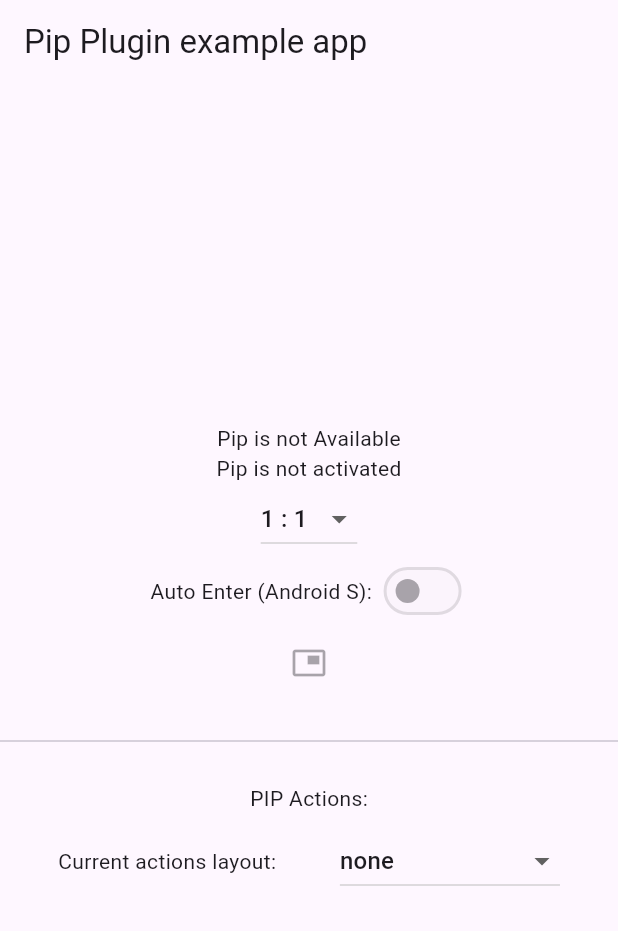
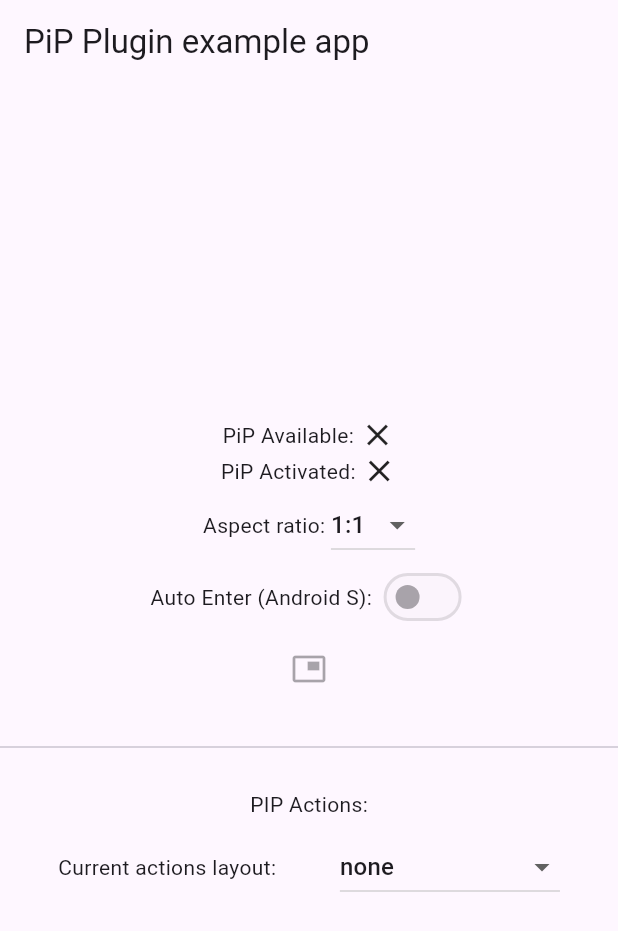
Before and after one commit to PuntitOwO/simple_pip_mode_flutter, a Flutter app: the screen it shows after launch, on a phone screen of 412 x 824 dp. Shown: the top 931 px of the screen. Run offline on Flutter 3.47's test engine with Material 3 defaults, Android fonts, the phone set to English and light mode, and no system bars.

Commit message:
feat: add AspectRatio and usage

```diff
--- a/example/lib/main.dart
+++ b/example/lib/main.dart
@@ -1,19 +1,21 @@
+// ignore_for_file: sort_child_properties_last
+
 import 'package:flutter/foundation.dart';
-import 'package:flutter/material.dart';
+import 'package:flutter/material.dart' hide AspectRatio;
 import 'package:simple_pip_mode/actions/pip_action.dart';
 import 'package:simple_pip_mode/actions/pip_actions_layout.dart';
-import 'dart:async';
+import 'package:simple_pip_mode/aspect_ratio.dart';
 
 import 'package:simple_pip_mode/simple_pip.dart'; // To enter pip mode and receive callbacks
 import 'package:simple_pip_mode/pip_widget.dart'; // To build pip mode dependent layouts
 
 /// Some aspect ratio presets to choose
 const aspectRatios = [
-  [1, 1],
-  [2, 3],
-  [3, 2],
-  [16, 9],
-  [9, 16],
+  (1, 1),
+  (2, 3),
+  (3, 2),
+  (16, 9),
+  (9, 16),
 ];
 
 void main() {
@@ -24,7 +26,7 @@ void main() {
 
 /// Example App to show usage of PIP mode
 class ExampleApp extends StatefulWidget {
-  const ExampleApp({Key? key}) : super(key: key);
+  const ExampleApp({super.key});
 
   @override
   State<ExampleApp> createState() => _ExampleAppState();
@@ -32,7 +34,7 @@ class ExampleApp extends StatefulWidget {
 
 class _ExampleAppState extends State<ExampleApp> {
   bool pipAvailable = false;
-  List<int> aspectRatio = aspectRatios.first;
+  AspectRatio aspectRatio = aspectRatios.first;
   bool autoPipAvailable = false;
   bool autoPipSwitch = false;
   late SimplePip pip;
@@ -60,12 +62,25 @@ class _ExampleAppState extends State<ExampleApp> {
     });
   }
 
-  List<DropdownMenuItem<PipActionsLayout>> layoutList() {
+  /// List of available layouts
+  List<DropdownMenuItem<PipActionsLayout>> get layoutList {
     return PipActionsLayout.values
         .map<DropdownMenuItem<PipActionsLayout>>(
-          (PipActionsLayout value) => DropdownMenuItem<PipActionsLayout>(
-            child: Text(value.name),
-            value: value,
+          (PipActionsLayout layout) => DropdownMenuItem<PipActionsLayout>(
+            value: layout,
+            child: Text(layout.name),
+          ),
+        )
+        .toList();
+  }
+
+  /// List of available aspect ratio presets
+  List<DropdownMenuItem<AspectRatio>> get aspectRatioList {
+    return aspectRatios
+        .map<DropdownMenuItem<AspectRatio>>(
+          (AspectRatio ratio) => DropdownMenuItem<AspectRatio>(
+            value: ratio,
+            child: Text(ratio.name),
           ),
         )
         .toList();
@@ -78,78 +93,37 @@ class _ExampleAppState extends State<ExampleApp> {
       home: PipWidget(
         // builder is null so child is used when not in pip mode
         pipLayout: pipActionsLayout,
-        onPipAction: (action) {
-          if (kDebugMode) print("PIP ACTION TAP: " + action.name);
-          switch (action) {
-            case PipAction.play:
-              // example: videoPlayerController.play();
-              setState(() {
-                isPlaying = true;
-                actionResponse = "Playing";
-              });
-              break;
-            case PipAction.pause:
-              // example: videoPlayerController.pause();
-              setState(() {
-                isPlaying = false;
-                actionResponse = "Paused";
-              });
-              break;
-            case PipAction.live:
-              // example: videoPlayerController.forceLive();
-              setState(() {
-                actionResponse = "Go to live view";
-              });
-              break;
-            case PipAction.next:
-              // example: videoPlayerController.next();
-              setState(() {
-                actionResponse = "Next";
-              });
-              break;
-            case PipAction.previous:
-              // example: videoPlayerController.previous();
-              setState(() {
-                actionResponse = "Previous";
-              });
-              break;
-            default:
-              break;
-          }
-        },
+        onPipAction: _handlePipAction,
         child: Scaffold(
-          appBar: AppBar(
-            title: const Text('Pip Plugin example app'),
-          ),
+          appBar: AppBar(title: const Text('PiP Plugin example app')),
           body: Column(
             crossAxisAlignment: CrossAxisAlignment.center,
             mainAxisAlignment: MainAxisAlignment.center,
             children: [
-              const SizedBox(width: double.infinity),
-              Text('Pip is ${pipAvailable ? '' : 'not '}Available'),
-              const Text('Pip is not activated'),
-              DropdownButton<List<int>>(
-                value: aspectRatio,
-                onChanged: (List<int>? newValue) {
-                  if (newValue == null) return;
-                  if (autoPipSwitch) {
-                    pip.setAutoPipMode(
-                      aspectRatio: newValue,
-                      seamlessResize: true,
-                    );
-                  }
-                  setState(() {
-                    aspectRatio = newValue;
-                  });
-                },
-                items: aspectRatios
-                    .map<DropdownMenuItem<List<int>>>(
-                      (List<int> value) => DropdownMenuItem<List<int>>(
-                        child: Text('${value.first} : ${value.last}'),
-                        value: value,
-                      ),
-                    )
-                    .toList(),
+              Row(
+                mainAxisAlignment: MainAxisAlignment.center,
+                children: [
+                  const Text('PiP Available: '),
+                  Icon(pipAvailable ? Icons.check : Icons.close),
+                ],
+              ),
+              const Row(
+                mainAxisAlignment: MainAxisAlignment.center,
+                children: [
+                  Text('PiP Activated: '),
+                  Icon(Icons.close),
+                ],
+              ),
+              Row(
+                mainAxisAlignment: MainAxisAlignment.center,
+                children: [
+                  const Text('Aspect ratio: '),
+                  DropdownButton<AspectRatio>(
+                    value: aspectRatio,
+                    onChanged: _handleAspectRatioSelection,
+                    items: aspectRatioList,
+                  ),
+                ],
               ),
               Row(
                 mainAxisAlignment: MainAxisAlignment.center,
@@ -157,29 +131,17 @@ class _ExampleAppState extends State<ExampleApp> {
                   const Text('Auto Enter (Android S): '),
                   Switch(
                     value: autoPipSwitch,
-                    onChanged: autoPipAvailable
-                        ? (newValue) {
-                            setState(() {
-                              autoPipSwitch = newValue;
-                            });
-                          }
-                        : null,
+                    onChanged: autoPipAvailable ? _handleAutoSwitch : null,
                   ),
                 ],
               ),
               IconButton(
-                onPressed: pipAvailable
-                    ? () => pip.enterPipMode(
-                          aspectRatio: aspectRatio,
-                        )
-                    : null,
+                onPressed: pipAvailable ? _handleEnterPip : null,
                 icon: const Icon(Icons.picture_in_picture),
               ),
               const Padding(
                 padding: EdgeInsets.symmetric(vertical: 20),
-                child: Divider(
-                  thickness: 1,
-                ),
+                child: Divider(thickness: 1),
               ),
               const Text("PIP Actions:"),
               Padding(
@@ -190,84 +152,139 @@ class _ExampleAppState extends State<ExampleApp> {
                     const Text("Current actions layout: "),
                     DropdownButton<PipActionsLayout>(
                       value: pipActionsLayout,
-                      onChanged: (PipActionsLayout? newValue) {
-                        if (newValue == null) return;
-                        pip.setPipActionsLayout(newValue);
-                        pip.setIsPlaying(true);
-                        setState(() {
-                          isPlaying = true;
-                          pipActionsLayout = newValue;
-                        });
-                      },
-                      items: layoutList(),
+                      onChanged: _handlePipActionsLayoutSelection,
+                      items: layoutList,
                     ),
                   ],
                 ),
               ),
-              pipActionsLayout != PipActionsLayout.none
-                  ? Column(
-                      children: [
-                        Padding(
-                          padding: const EdgeInsets.only(top: 8),
-                          child: Row(
-                            mainAxisAlignment: MainAxisAlignment.spaceEvenly,
-                            children: [
-                              const Text("Simulated player: "),
-                              IconButton(
-                                  onPressed: () {
-                                    bool newValue = !isPlaying;
-                                    pip.setIsPlaying(newValue);
-                                    setState(() {
-                                      isPlaying = newValue;
-                                      actionResponse = "";
-                                    });
-                                  },
-                                  icon: Icon(isPlaying
-                                      ? Icons.pause
-                                      : Icons.play_arrow))
-                            ],
+              if (pipActionsLayout != PipActionsLayout.none)
+                Column(
+                  children: [
+                    Padding(
+                      padding: const EdgeInsets.only(top: 8),
+                      child: Row(
+                        mainAxisAlignment: MainAxisAlignment.spaceEvenly,
+                        children: [
+                          const Text("Simulated player: "),
+                          IconButton(
+                            onPressed: _handleSimulatedPlayerToggle,
+                            isSelected: isPlaying,
+                            icon: Icon(Icons.play_arrow),
+                            selectedIcon: Icon(Icons.pause),
                           ),
-                        ),
-                        const Padding(
-                          padding: EdgeInsets.all(16),
-                          child: Text(
-                              "Obs.: Tap the simulated player button to see the PIP actions be updated on PIP mode, when you tap PIP actions on PIP mode it will reflect here too"),
-                        )
-                      ],
-                    )
-                  : Container(),
+                        ],
+                      ),
+                    ),
+                    const Padding(
+                      padding: EdgeInsets.all(16),
+                      child: Text(
+                        "Obs.: "
+                        "Tap the simulated player button to see the PIP "
+                        "actions be updated on PIP mode, when you tap PIP "
+                        "actions on PIP mode it will reflect here too",
+                      ),
+                    ),
+                  ],
+                ),
             ],
           ),
         ),
         // pip builder is null so pip child is used when in pip mode
         pipChild: Scaffold(
-          appBar: AppBar(
-            title: const Text('Pip Mode'),
-          ),
+          appBar: AppBar(title: const Text('Pip Mode')),
           body: Column(
             crossAxisAlignment: CrossAxisAlignment.center,
             mainAxisAlignment: MainAxisAlignment.center,
             children: [
-              const SizedBox(width: double.infinity),
+              const SizedBox(width: double.maxFinite),
               const Text('Pip activated'),
-              pipActionsLayout != PipActionsLayout.none
-                  ? IconButton(
-                      onPressed: () {
-                        bool newValue = !isPlaying;
-                        pip.setIsPlaying(newValue);
-                        setState(() {
-                          isPlaying = newValue;
-                        });
-                      },
-                      icon: Icon(isPlaying ? Icons.pause : Icons.play_arrow))
-                  : Container(),
-              pipActionsLayout != PipActionsLayout.none
-                  ? Text(actionResponse)
-                  : Container(),
+              if (pipActionsLayout != PipActionsLayout.none) ...[
+                Icon(isPlaying ? Icons.pause : Icons.play_arrow),
+                Text(actionResponse),
+              ]
             ],
           ),
         ),
       ),
     );
   }
+
+  void _handleSimulatedPlayerToggle() {
+    bool newValue = !isPlaying;
+    pip.setIsPlaying(newValue);
+    setState(() {
+      isPlaying = newValue;
+      actionResponse = "";
+    });
+  }
+
+  void _handlePipActionsLayoutSelection(PipActionsLayout? newValue) {
+    if (newValue == null) return;
+    pip.setPipActionsLayout(newValue);
+    pip.setIsPlaying(true);
+    setState(() {
+      isPlaying = true;
+      pipActionsLayout = newValue;
+    });
+  }
+
+  _handleEnterPip() => pip.enterPipMode(
+        aspectRatio: aspectRatio,
+        autoEnter: autoPipSwitch,
+        seamlessResize: autoPipSwitch,
+      );
+
+  _handleAutoSwitch(newValue) {
+    pip.setAutoPipMode(
+      aspectRatio: aspectRatio,
+      autoEnter: newValue,
+      seamlessResize: newValue,
+    );
+    setState(() => autoPipSwitch = newValue);
+  }
+
+  void _handleAspectRatioSelection(AspectRatio? newValue) {
+    if (newValue == null) return;
+    pip.setAutoPipMode(
+      aspectRatio: newValue,
+      autoEnter: autoPipSwitch,
+      seamlessResize: autoPipSwitch,
+    );
+    setState(() => aspectRatio = newValue);
+  }
+
+  _handlePipAction(action) {
+    if (kDebugMode) print("PIP ACTION TAP: ${action.name}");
+    switch (action) {
+      case PipAction.play:
+        // example: videoPlayerController.play();
+        setState(() {
+          isPlaying = true;
+          actionResponse = "Playing";
+        });
+        break;
+      case PipAction.pause:
+        // example: videoPlayerController.pause();
+        setState(() {
+          isPlaying = false;
+          actionResponse = "Paused";
+        });
+        break;
+      case PipAction.live:
+        // example: videoPlayerController.forceLive();
+        setState(() => actionResponse = "Go to live view");
+        break;
+      case PipAction.next:
+        // example: videoPlayerController.next();
+        setState(() => actionResponse = "Next");
+        break;
+      case PipAction.previous:
+        // example: videoPlayerController.previous();
+        setState(() => actionResponse = "Previous");
+        break;
+      default:
+        break;
+    }
+  }
 }
```
Also changed, not shown: lib/aspect_ratio.dart (added, +8 -0 lines), lib/simple_pip.dart (+7 -6 lines).
